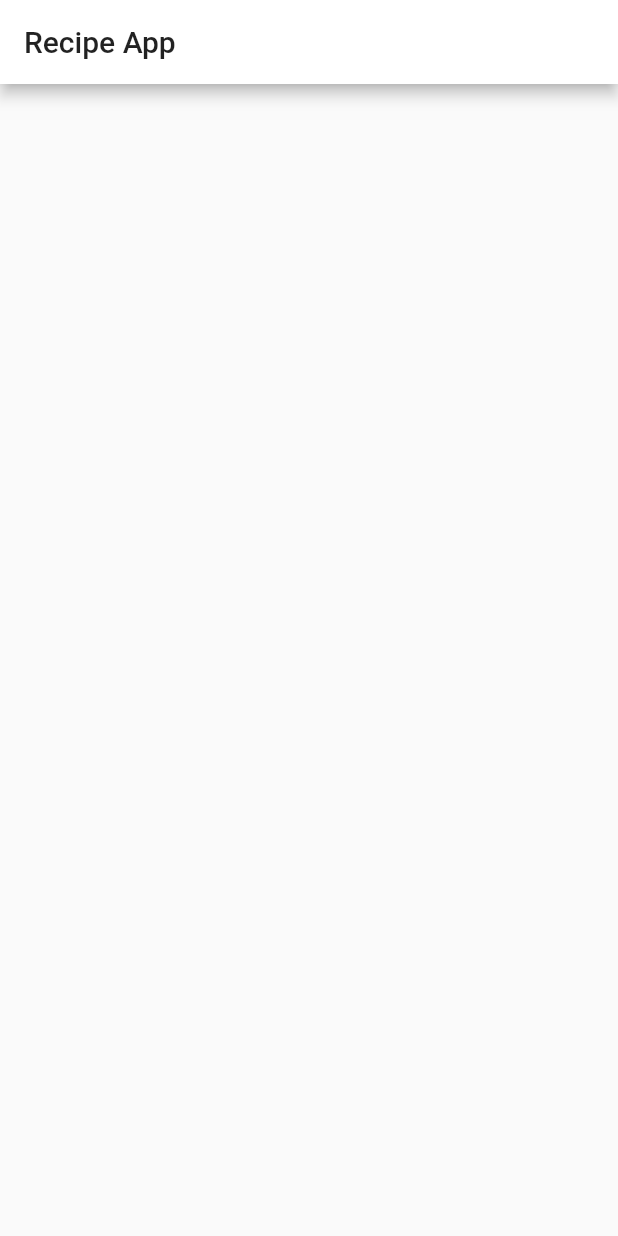
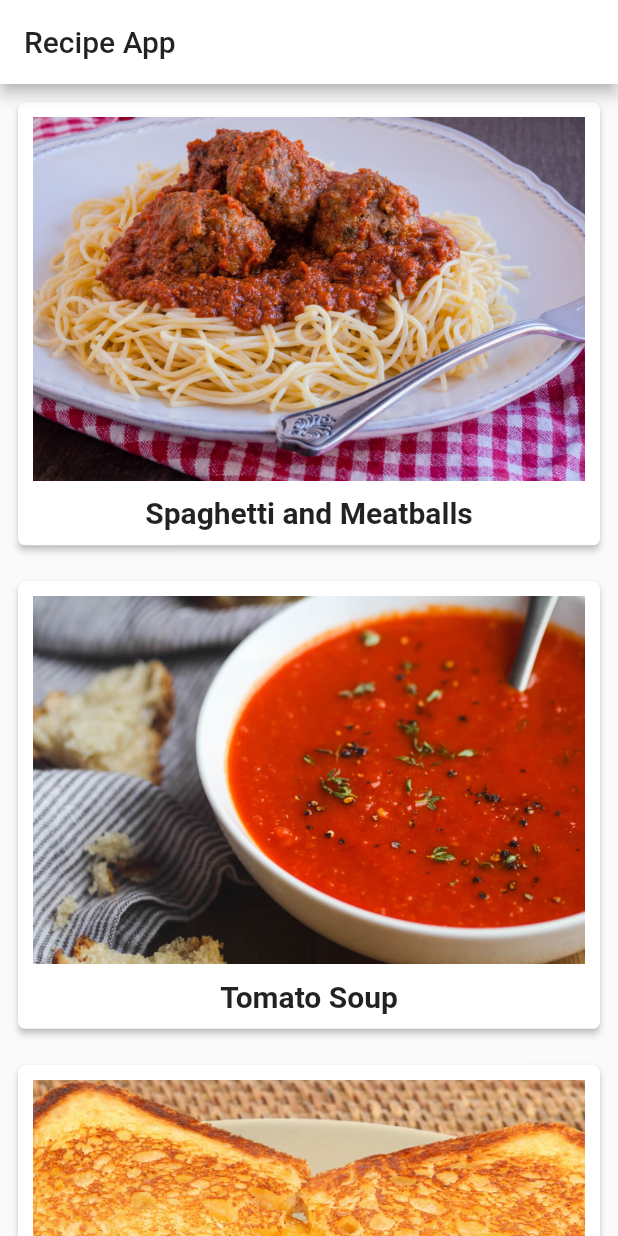
Before and after one commit to amrabdalfatah/Recipe-App, a Flutter app: the screen it shows after launch, on a phone screen of 412 x 824 dp. Run offline on Flutter 3.47's test engine with Material 2 defaults, Android fonts, the phone set to English and light mode, and no system bars.

```diff
--- a/lib/main.dart
+++ b/lib/main.dart
@@ -1,4 +1,6 @@
 import 'package:flutter/material.dart';
+
+import 'modules/home.dart';
 
 void main() {
   runApp(RecipeApp());
@@ -20,17 +22,3 @@ class RecipeApp extends StatelessWidget {
     );
   }
 }
-
-class HomePage extends StatelessWidget {
-  const HomePage({Key? key}) : super(key: key);
-
-  @override
-  Widget build(BuildContext context) {
-    return Scaffold(
-      appBar: AppBar(
-        title: Text('Recipe App'),
-      ),
-      body: Container(),
-    );
-  }
-}
--- a/lib/models/recipe.dart
+++ b/lib/models/recipe.dart
@@ -1,7 +1,7 @@
 class Recipe {
   final String title;
   final String image;
-  List<Ingredients> ingredients = [];
+  List<Ingredients> ingredients;
   final int serving;
 
   Recipe({
@@ -10,6 +10,67 @@ class Recipe {
     required this.ingredients,
     required this.serving,
   });
+
+  static List<Recipe> samples = [
+    Recipe(
+      title: 'Spaghetti and Meatballs',
+      image: 'assets/spaghetti.jpg',
+      ingredients: [
+        Ingredients('Spaghetti', 1),
+        Ingredients('Frozen Meatballs', 4),
+        Ingredients('sauce', 0.5),
+      ],
+      serving: 4,
+    ),
+    Recipe(
+      title: 'Tomato Soup',
+      image: 'assets/tomato.jpeg',
+      ingredients: [
+        Ingredients('Tomato Soup', 1),
+      ],
+      serving: 2,
+    ),
+    Recipe(
+      title: 'Grilled Cheese',
+      image: 'assets/cheese.jpg',
+      ingredients: [
+        Ingredients('Cheese', 2),
+        Ingredients('Bread', 2),
+      ],
+      serving: 1,
+    ),
+    Recipe(
+      title: 'Chocolate Chip Cookies',
+      image: 'assets/chocolate.jpg',
+      ingredients: [
+        Ingredients('flour', 4),
+        Ingredients('sugar', 2),
+        Ingredients('chocolate chips', 0.5),
+      ],
+      serving: 24,
+    ),
+    Recipe(
+      title: 'Taco Salad',
+      image: 'assets/salad.jpg',
+      ingredients: [
+        Ingredients('nachos', 4),
+        Ingredients('taco meat', 3),
+        Ingredients('cheese', 0.5),
+        Ingredients('chopped tomatoes', 0.25),
+      ],
+      serving: 1,
+    ),
+    Recipe(
+      title: 'Hawaiian Pizza',
+      image: 'assets/pizza.jpg',
+      ingredients: [
+        Ingredients('pizza', 1),
+        Ingredients('pineapple', 1),
+        Ingredients('ham', 8),
+      ],
+      serving: 4,
+    ),
+  ];
 }
 
 class Ingredients {
--- /dev/null
+++ b/lib/modules/home.dart
@@ -0,0 +1,60 @@
+import 'package:flutter/material.dart';
+import 'package:recipe_app/models/recipe.dart';
+
+class HomePage extends StatelessWidget {
+  const HomePage({Key? key}) : super(key: key);
+
+  Widget buildRecipe(Recipe recipe) {
+    return Card(
+      elevation: 2,
+      shape: RoundedRectangleBorder(
+        borderRadius: BorderRadius.circular(5),
+      ),
+      child: Padding(
+        padding: EdgeInsets.all(10),
+        child: Column(
+          children: [
+            Image(
+              image: ExactAssetImage(recipe.image),
+            ),
+            SizedBox(
+              height: 10.0,
+            ),
+            Text(
+              recipe.title,
+              style: TextStyle(
+                fontSize: 20,
+                fontWeight: FontWeight.w600,
+              ),
+            ),
+          ],
+        ),
+      ),
+    );
+  }
+
+  @override
+  Widget build(BuildContext context) {
+    return Scaffold(
+      appBar: AppBar(
+        title: Text('Recipe App'),
+      ),
+      body: SafeArea(
+        child: ListView.builder(
+          itemBuilder: (context, index) {
+            return Padding(
+              padding: EdgeInsets.all(8.0),
+              child: GestureDetector(
+                onTap: () {
+                  print(Recipe.samples[index].title);
+                },
+                child: buildRecipe(Recipe.samples[index]),
+              ),
+            );
+          },
+          itemCount: Recipe.samples.length,
+        ),
+      ),
+    );
+  }
+}
--- a/pubspec.yaml
+++ b/pubspec.yaml
@@ -45,8 +45,8 @@ flutter:
   uses-material-design: true
 
   # To add assets to your application, add an assets section, like this:
-  # assets:
-  #   - images/a_dot_burr.jpeg
+  assets:
+    - assets/
   #   - images/a_dot_ham.jpeg
 
   # An image asset can refer to one or more resolution-specific "variants", see
```
Also changed, not shown: assets/cheese.jpg (added), assets/chocolate.jpg (added), assets/pizza.jpg (added), assets/salad.jpg (added), assets/spaghetti.jpg (added), assets/tomato.jpeg (added), 1 other file.
